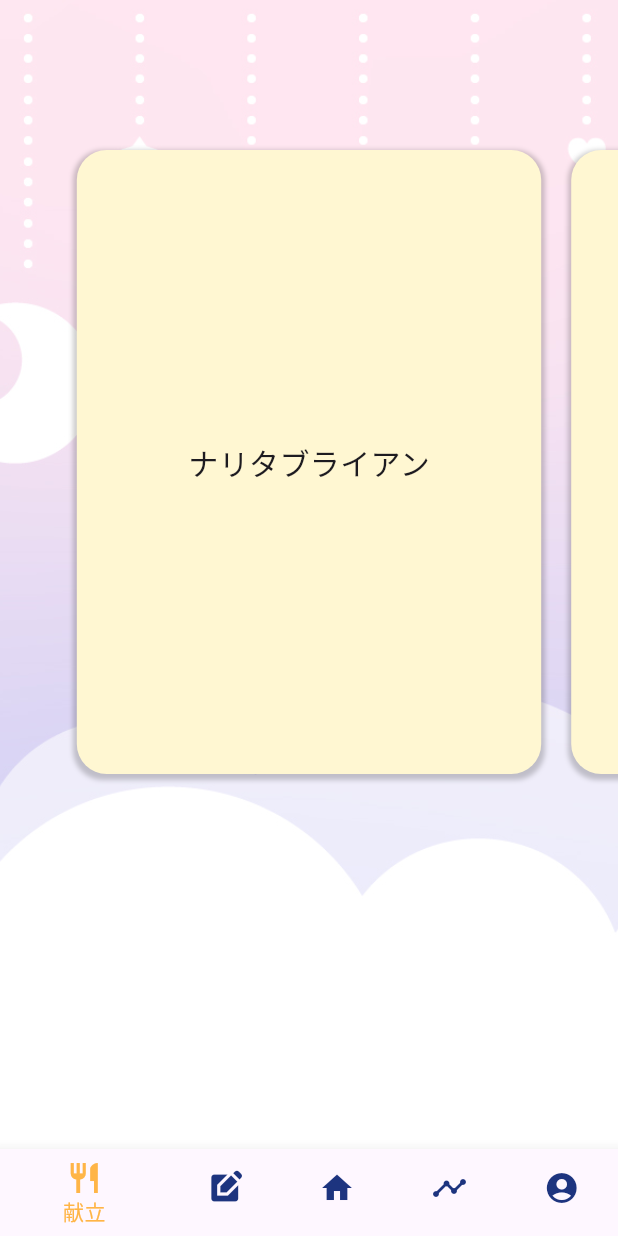
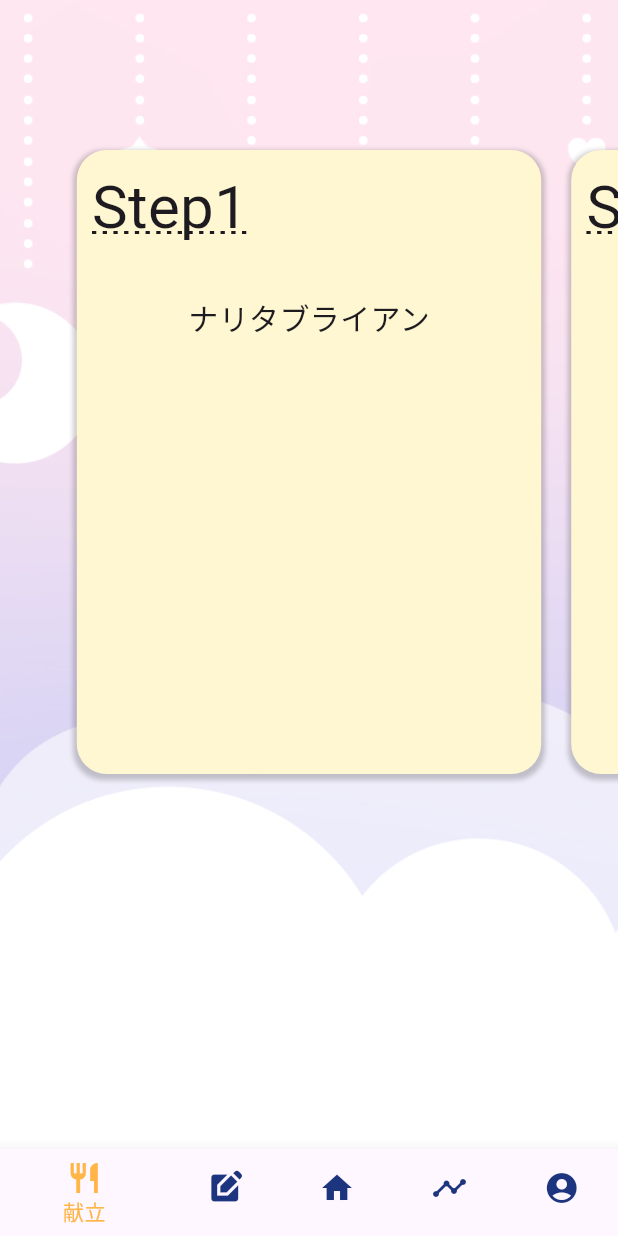
Before and after one commit to mahiro1111/MofuCode, a Flutter app: the screen it shows after launch, on a phone screen of 412 x 824 dp. Run offline on Flutter 3.47's test engine with Material 3 defaults, Android fonts, the phone set to English and light mode, and no system bars; our stand-ins replace fl_chart, flutter_riverpod, table_calendar.

Commit message:
コンテナ化

```diff
--- a/flutter_application_1/lib/screens/recipe.dart
+++ b/flutter_application_1/lib/screens/recipe.dart
@@ -3,23 +3,25 @@ import 'package:flutter/material.dart';
 //献立提示とレシピ表示
 /// 馬のモデルクラス
 class Recipe {
-  // 名前
-  final String name;
+  // step数
+  final String number;
+  //調理工程
+  final String step;
 
   // コンストラクタ
-  Recipe(this.name);
+  Recipe(this.number,this.step);
 }
 
 /// カードにしたいモデルたち
 final models = [
-  Recipe('ナリタブライアン'),
-  Recipe('スペシャルウィーク'),
-  Recipe('オグリキャップ'),
-  Recipe('サイレンススズカ'),
-  Recipe('トウカイテイオー'),
+  Recipe('1','ナリタブライアン'),
+  Recipe('2','スペシャルウィーク'),
+  Recipe('3','オグリキャップ'),
+  Recipe('4','サイレンススズカ'),
+  Recipe('5','トウカイテイオー'),
 ];
 
-/// 馬のカード Widget
+/// レシピのカード Widget
 class RecipeCard extends StatelessWidget {
   const RecipeCard({
     super.key,
@@ -30,18 +32,40 @@ class RecipeCard extends StatelessWidget {
 
   @override
   Widget build(BuildContext context) {
+    //ステップ数
+    final step_number=Container(
+      padding: EdgeInsets.fromLTRB(10, 10, 0, 0),
+      child:Align(
+        alignment: Alignment.topLeft,
+        child:Text(
+          'Step' + model.number,
+          style: TextStyle(
+            decoration: TextDecoration.underline,
+            decorationStyle: TextDecorationStyle.dotted,
+            fontSize: 40,
+          )
+        ),
+        )
+      );
 
-    // 名前
-    final text = Text(
-      model.name,
-      style: const TextStyle(fontSize: 20),
+    // 工程
+    final step_text = Container(
+      padding: EdgeInsets.only(top: 30),
+      child:Align(
+        alignment: Alignment.topCenter,
+        child: Text(
+          model.step,
+          style: const TextStyle(fontSize: 20),
+        )
+      )
     );
 
     // 画像と名前を縦に並べる
     final imgAndText = Column(
-      mainAxisAlignment: MainAxisAlignment.spaceEvenly,
+      mainAxisAlignment: MainAxisAlignment.start,
       children: [
-        text,
+        step_number,
+        step_text,
       ],
     );
 
@@ -118,5 +142,3 @@ class Cook extends StatelessWidget {
     );
   }
 }
-
-//あいうえお
--- a/flutter_application_1/pubspec.yaml
+++ b/flutter_application_1/pubspec.yaml
@@ -29,5 +29,3 @@ flutter:
 
   assets:
     - images/
-
-##aiueo
```
